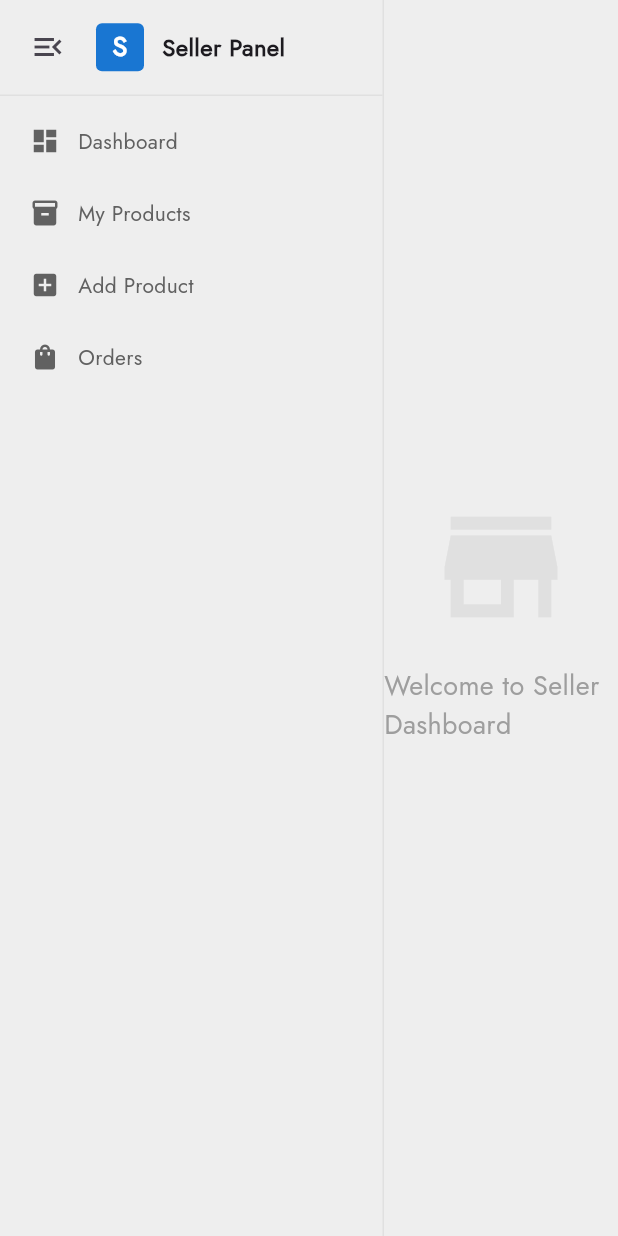
After one commit to RojanShrestha77/HamroDeal, a Flutter app: the SellerDashboardScreen screen opened directly, on a phone screen of 412 x 824 dp. The commit adds this screen. Run offline on Flutter 3.47's test engine with Material 3 defaults, Android fonts, the phone set to English and light mode, and no system bars; our stand-ins replace connectivity_plus, dartz, dio, equatable, flutter_riverpod, flutter_secure_storage and 6 more; missing offline and left inert: dio_smart_retry; accounts and stored records are empty.

Commit message:
updated seller features

```diff
--- a/lib/features/auth/presentation/pages/profile_screen.dart
+++ b/lib/features/auth/presentation/pages/profile_screen.dart
@@ -6,12 +6,11 @@ import 'package:hamro_deal/features/auth/presentation/pages/edit_profile_page.da
 import 'package:hamro_deal/features/auth/presentation/view_model/auth_view_model.dart';
 import 'package:hamro_deal/features/category/presentation/pages/add_category_screen.dart';
 import 'package:hamro_deal/features/order/presentation/pages/order_list_screen.dart';
-import 'package:hamro_deal/features/product/presentation/page/add_product_screen.dart';
-import 'package:hamro_deal/features/product/presentation/page/my_products_page.dart';
 import 'package:hamro_deal/features/cart/presentation/pages/cart_screen.dart';
 import 'package:hamro_deal/features/home/presentation/pages/home_screen.dart';
 import 'package:hamro_deal/features/order/presentation/pages/order_screen.dart';
 import 'package:hamro_deal/features/auth/presentation/pages/login_screen.dart';
+import 'package:hamro_deal/features/seller/presentation/pages/seller_dashboard_screen.dart';
 import 'package:hamro_deal/features/wishlist/presentation/page/wishlist_screen.dart';
 
 class ProfileScreen extends ConsumerWidget {
@@ -35,7 +34,7 @@ class ProfileScreen extends ConsumerWidget {
 
             const Text("Hi,", textAlign: TextAlign.center),
             Text(
-              user?.fullName ?? "Guest User", // ← Dynamic name
+              user?.fullName ?? "Guest User",
               textAlign: TextAlign.center,
               style: const TextStyle(fontFamily: 'Jost Bold', fontSize: 16),
             ),
@@ -47,13 +46,14 @@ class ProfileScreen extends ConsumerWidget {
             _buildMenuItem(context, "Home", HomeScreen()),
             _buildMenuItem(context, "Sign out", LoginPage()),
             _buildMenuItem(context, "Cart", const CartScreen()),
-            _buildMenuItem(context, "Add Products", const AddProductScreen()),
             _buildMenuItem(context, "Edit Profile", const EditProfilePage()),
             _buildMenuItem(context, "Add Category", const AddCategoryScreen()),
-            _buildMenuItem(context, "My Products", const MyProductsPage()),
             _buildMenuItem(context, "Wishlist", const WishlistScreen()),
             _buildMenuItem(context, "Order List", const OrderListScreen()),
-            _buildMenuItem(context, "Admin", const AdminDashboardScreen()),
+            if (user?.role?.toLowerCase() == 'admin')
+              _buildMenuItem(context, "Admin", const AdminDashboardScreen()),
+            if (user?.role?.toLowerCase() == 'seller')
+              _buildMenuItem(context, "Seller", const SellerDashboardScreen()),
           ],
         ),
       ),
@@ -77,7 +77,7 @@ class ProfileScreen extends ConsumerWidget {
                 ? (exception, stackTrace) {
                     debugPrint('Error loading profile image: $exception');
                   }
-                : null, // ← null when no image
+                : null,
             child: _getProfileImage(user) == null
                 ? _getInitials(user?.fullName ?? "Guest")
                 : null,
@@ -115,7 +115,6 @@ class ProfileScreen extends ConsumerWidget {
     if (user?.imageUrl != null && user!.imageUrl!.isNotEmpty) {
       final imageUrl = user.imageUrl!;
 
-      // Use the helper method that handles /uploads/ prefix correctly
       return NetworkImage(ApiEndpoints.userProfileImage(imageUrl));
     }
     return null;
--- /dev/null
+++ b/lib/features/seller/presentation/pages/seller_dashboard_screen.dart
@@ -0,0 +1,54 @@
+import 'package:flutter/material.dart';
+import 'package:hamro_deal/features/seller/presentation/pages/seller_sidebar.dart';
+
+class SellerDashboardScreen extends StatefulWidget {
+  const SellerDashboardScreen({super.key});
+
+  @override
+  State<SellerDashboardScreen> createState() => _SellerDashboardScreenState();
+}
+
+class _SellerDashboardScreenState extends State<SellerDashboardScreen> {
+  bool _isSidebarExpanded = true;
+
+  void _toggleSidebar() {
+    setState(() {
+      _isSidebarExpanded = !_isSidebarExpanded;
+    });
+  }
+
+  @override
+  Widget build(BuildContext context) {
+    return Scaffold(
+      body: SafeArea(
+        child: Row(
+          children: [
+            AnimatedContainer(
+              duration: const Duration(milliseconds: 300),
+              width: _isSidebarExpanded ? 256 : 72,
+              child: SellerSidebar(
+                isExpanded: _isSidebarExpanded,
+                onToggle: _toggleSidebar,
+              ),
+            ),
+            Expanded(
+              child: Center(
+                child: Column(
+                  mainAxisAlignment: MainAxisAlignment.center,
+                  children: [
+                    Icon(Icons.store, size: 100, color: Colors.grey[300]),
+                    const SizedBox(height: 16),
+                    Text(
+                      'Welcome to Seller Dashboard',
+                      style: TextStyle(fontSize: 18, color: Colors.grey[500]),
+                    ),
+                  ],
+                ),
+              ),
+            ),
+          ],
+        ),
+      ),
+    );
+  }
+}
--- /dev/null
+++ b/lib/features/seller/presentation/pages/seller_sidebar.dart
@@ -0,0 +1,175 @@
+import 'package:flutter/material.dart';
+import 'package:hamro_deal/features/product/presentation/page/my_products_page.dart';
+import 'package:hamro_deal/features/product/presentation/page/add_product_screen.dart';
+
+class SellerSidebar extends StatelessWidget {
+  final bool isExpanded;
+  final VoidCallback onToggle;
+
+  const SellerSidebar({
+    super.key,
+    required this.isExpanded,
+    required this.onToggle,
+  });
+
+  @override
+  Widget build(BuildContext context) {
+    return Container(
+      decoration: BoxDecoration(
+        color: Theme.of(context).scaffoldBackgroundColor,
+        border: Border(right: BorderSide(color: Colors.grey[300]!, width: 1)),
+      ),
+      child: Column(
+        children: [
+          // Header
+          Container(
+            height: 64,
+            padding: const EdgeInsets.symmetric(horizontal: 8, vertical: 8),
+            decoration: BoxDecoration(
+              border: Border(
+                bottom: BorderSide(color: Colors.grey[300]!, width: 1),
+              ),
+            ),
+            child: Row(
+              children: [
+                IconButton(
+                  icon: Icon(
+                    isExpanded ? Icons.menu_open : Icons.menu,
+                    size: 24,
+                  ),
+                  onPressed: onToggle,
+                  tooltip: isExpanded ? 'Collapse' : 'Expand',
+                ),
+                if (isExpanded) ...[
+                  const SizedBox(width: 8),
+                  Container(
+                    height: 32,
+                    width: 32,
+                    decoration: BoxDecoration(
+                      color: Colors.blue[700],
+                      borderRadius: BorderRadius.circular(4),
+                    ),
+                    child: const Center(
+                      child: Text(
+                        'S',
+                        style: TextStyle(
+                          color: Colors.white,
+                          fontWeight: FontWeight.bold,
+                          fontSize: 18,
+                        ),
+                      ),
+                    ),
+                  ),
+                  const SizedBox(width: 12),
+                  const Expanded(
+                    child: Text(
+                      'Seller Panel',
+                      style: TextStyle(
+                        fontSize: 16,
+                        fontWeight: FontWeight.w600,
+                      ),
+                    ),
+                  ),
+                ],
+              ],
+            ),
+          ),
+          // Menu
+          Expanded(
+            child: ListView(
+              padding: const EdgeInsets.all(8),
+              children: [
+                _buildMenuItem(
+                  context,
+                  icon: Icons.dashboard,
+                  label: 'Dashboard',
+                  onTap: () {
+                    // Navigate to dashboard (current screen)
+                  },
+                ),
+                _buildMenuItem(
+                  context,
+                  icon: Icons.inventory,
+                  label: 'My Products',
+                  onTap: () {
+                    Navigator.push(
+                      context,
+                      MaterialPageRoute(
+                        builder: (context) => const MyProductsPage(),
+                      ),
+                    );
+                  },
+                ),
+                _buildMenuItem(
+                  context,
+                  icon: Icons.add_box,
+                  label: 'Add Product',
+                  onTap: () {
+                    Navigator.push(
+                      context,
+                      MaterialPageRoute(
+                        builder: (context) => const AddProductScreen(),
+                      ),
+                    );
+                  },
+                ),
+                _buildMenuItem(
+                  context,
+                  icon: Icons.shopping_bag,
+                  label: 'Orders',
+                  onTap: () {
+                    // TODO: Navigate to seller orders
+                  },
+                ),
+              ],
+            ),
+          ),
+        ],
+      ),
+    );
+  }
+
+  Widget _buildMenuItem(
+    BuildContext context, {
+    required IconData icon,
+    required String label,
+    required VoidCallback onTap,
+  }) {
+    return Padding(
+      padding: const EdgeInsets.only(bottom: 4),
+      child: Tooltip(
+        message: isExpanded ? '' : label,
+        child: Material(
+          color: Colors.transparent,
+          child: InkWell(
+            onTap: onTap,
+            borderRadius: BorderRadius.circular(8),
+            child: Container(
+              padding: const EdgeInsets.symmetric(horizontal: 12, vertical: 12),
+              child: isExpanded
+                  ? Row(
+                      children: [
+                        Icon(icon, size: 20, color: Colors.grey[700]),
+                        const SizedBox(width: 12),
+                        Expanded(
+                          child: Text(
+                            label,
+                            style: TextStyle(
+                              fontSize: 14,
+                              fontWeight: FontWeight.w500,
+                              color: Colors.grey[700],
+                            ),
+                          ),
+                        ),
+                      ],
+                    )
+                  : Center(
+                      child: Icon(icon, size: 24, color: Colors.grey[700]),
+                    ),
+            ),
+          ),
+        ),
+      ),
+    );
+  }
+}
```
